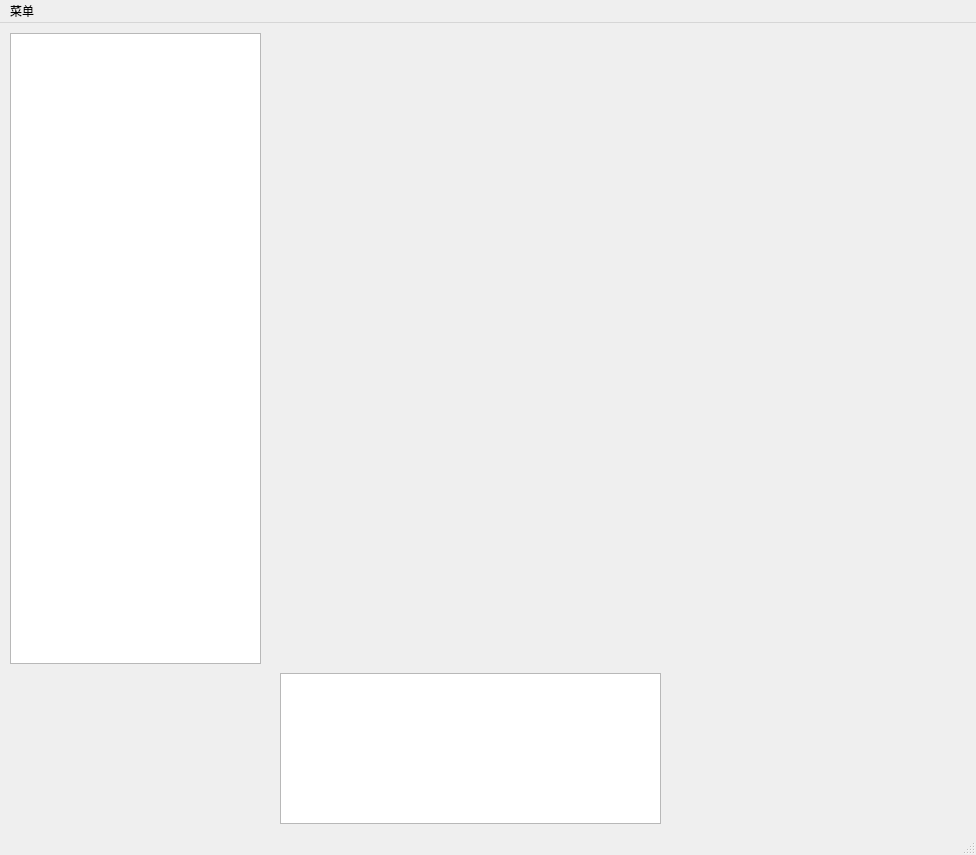
Qt form with_menu.ui (yurunyang1998/GuoXingBiShe) before a commit.
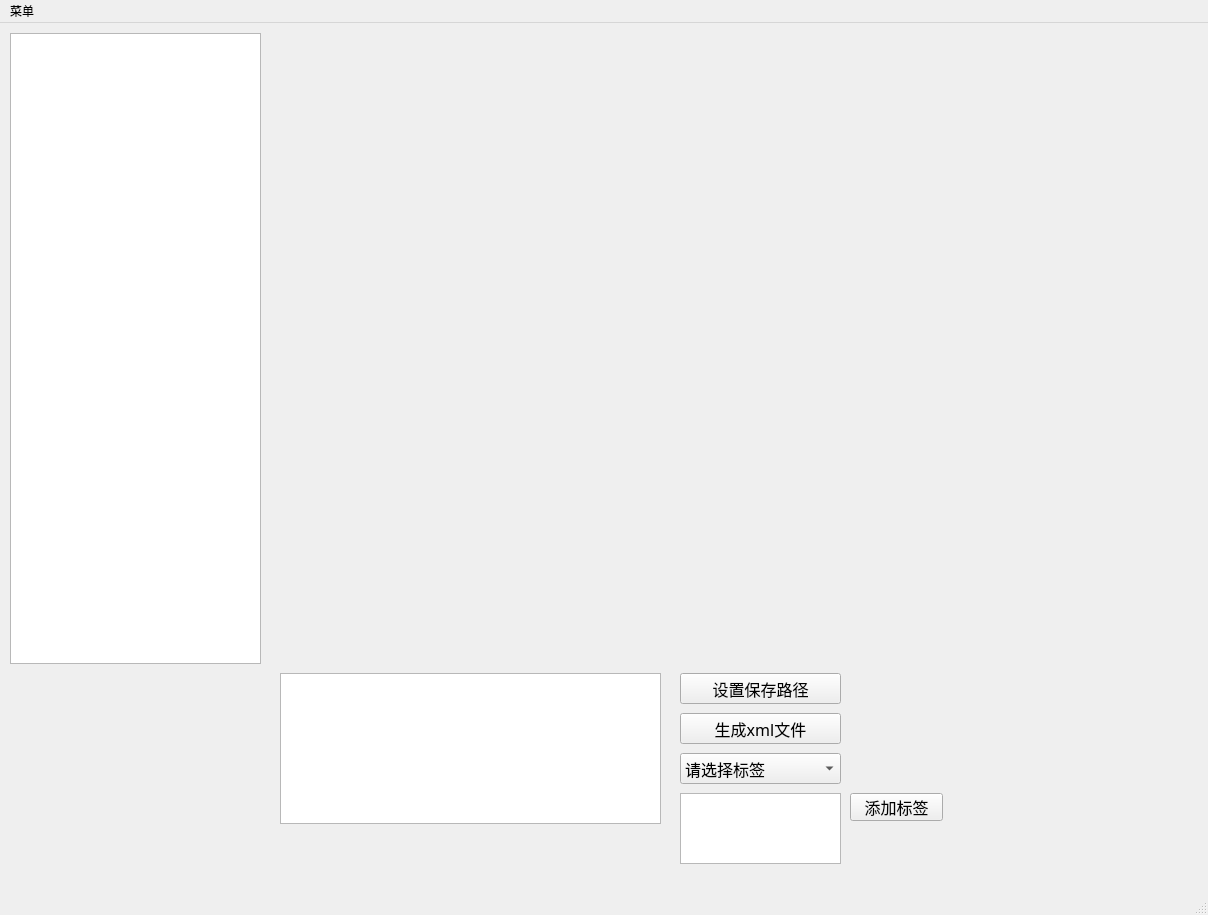
The same form after that commit. Icons and pictures are not drawn.

Commit message: 手动检测部分完成，新增了添加标签功能

What changed in the file:
```diff
--- a/with_menu.ui
+++ b/with_menu.ui
@@ -6,8 +6,8 @@
    <rect>
     <x>0</x>
     <y>0</y>
-    <width>976</width>
-    <height>855</height>
+    <width>1208</width>
+    <height>915</height>
    </rect>
   </property>
   <property name="windowTitle">
@@ -39,6 +39,111 @@
      </rect>
     </property>
    </widget>
+   <widget class="QPushButton" name="pushButton">
+    <property name="geometry">
+     <rect>
+      <x>680</x>
+      <y>690</y>
+      <width>161</width>
+      <height>31</height>
+     </rect>
+    </property>
+    <property name="font">
+     <font>
+      <family>Agency FB</family>
+      <pointsize>12</pointsize>
+     </font>
+    </property>
+    <property name="text">
+     <string>生成xml文件</string>
+    </property>
+   </widget>
+   <widget class="QPushButton" name="pushButton_2">
+    <property name="geometry">
+     <rect>
+      <x>680</x>
+      <y>650</y>
+      <width>161</width>
+      <height>31</height>
+     </rect>
+    </property>
+    <property name="font">
+     <font>
+      <family>Agency FB</family>
+      <pointsize>12</pointsize>
+     </font>
+    </property>
+    <property name="text">
+     <string>设置保存路径</string>
+    </property>
+   </widget>
+   <widget class="QWidget" name="verticalLayoutWidget">
+    <property name="geometry">
+     <rect>
+      <x>270</x>
+      <y>10</y>
+      <width>931</width>
+      <height>631</height>
+     </rect>
+    </property>
+    <layout class="QVBoxLayout" name="verticalLayout"/>
+   </widget>
+   <widget class="QComboBox" name="comboBox">
+    <property name="geometry">
+     <rect>
+      <x>680</x>
+      <y>730</y>
+      <width>161</width>
+      <height>31</height>
+     </rect>
+    </property>
+    <property name="font">
+     <font>
+      <family>Agency FB</family>
+      <pointsize>12</pointsize>
+     </font>
+    </property>
+    <item>
+     <property name="text">
+      <string>请选择标签</string>
+     </property>
+    </item>
+   </widget>
+   <widget class="QTextEdit" name="textEdit">
+    <property name="geometry">
+     <rect>
+      <x>680</x>
+      <y>770</y>
+      <width>161</width>
+      <height>71</height>
+     </rect>
+    </property>
+    <property name="font">
+     <font>
+      <family>Agency FB</family>
+      <pointsize>12</pointsize>
+     </font>
+    </property>
+   </widget>
+   <widget class="QPushButton" name="pushButton_3">
+    <property name="geometry">
+     <rect>
+      <x>850</x>
+      <y>770</y>
+      <width>93</width>
+      <height>28</height>
+     </rect>
+    </property>
+    <property name="font">
+     <font>
+      <family>Agency FB</family>
+      <pointsize>12</pointsize>
+     </font>
+    </property>
+    <property name="text">
+     <string>添加标签</string>
+    </property>
+   </widget>
   </widget>
   <widget class="QStatusBar" name="statusbar"/>
   <widget class="QMenuBar" name="menubar">
@@ -46,7 +151,7 @@
     <rect>
      <x>0</x>
      <y>0</y>
-     <width>976</width>
+     <width>1208</width>
      <height>26</height>
     </rect>
    </property>
```
The commit also changes 4 other files.
